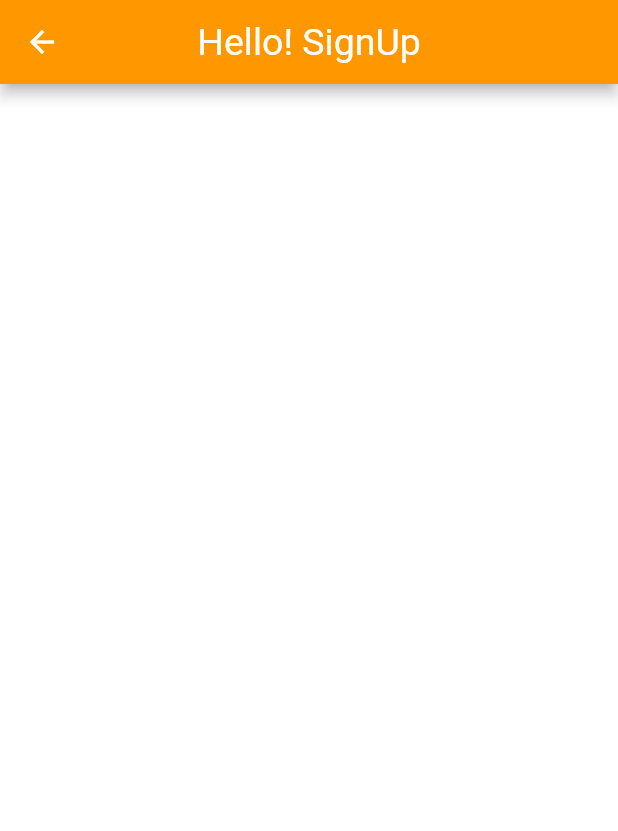
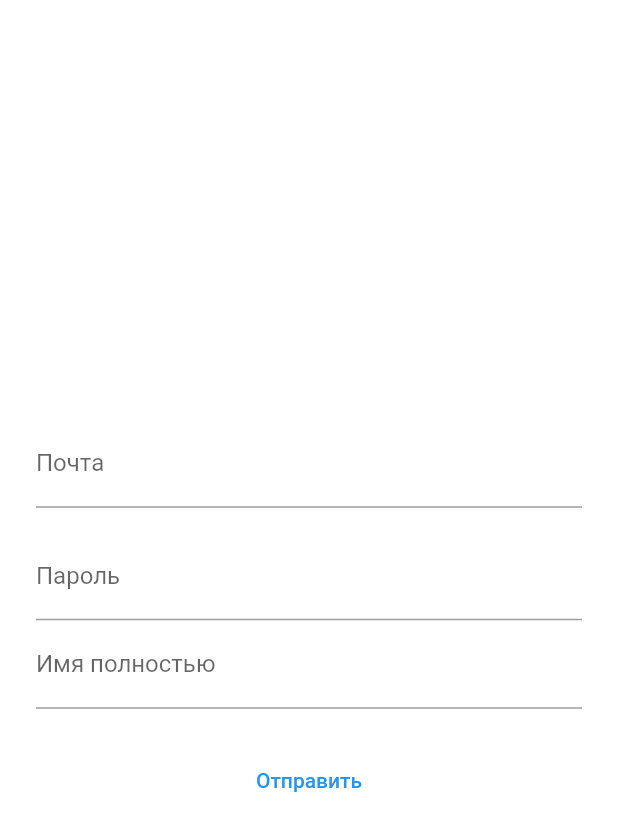
Before and after one commit to Raisin228/smart_office_hackathon_mobile_app, a Flutter app: the screen it shows after launch, after a tap on "Регистрация", on a phone screen of 412 x 824 dp. Shown: the top 831 px of the screen. Run offline on Flutter 3.47's test engine with Material 2 defaults, Android fonts, the phone set to English and light mode, and no system bars.

Commit message:
экраны авторизации и регистрации, навигация вход->In/Up->профиль + передача данных

```diff
--- a/frontend/lib/features/auth/view/sign_up_screen.dart
+++ b/frontend/lib/features/auth/view/sign_up_screen.dart
@@ -1,14 +1,64 @@
 import 'package:flutter/material.dart';
 
-class SignUpScreen extends StatelessWidget {
+class SignUpScreen extends StatefulWidget {
   const SignUpScreen({super.key});
+
+  @override
+  _SignUpScreenState createState() => _SignUpScreenState();
+}
+
+class _SignUpScreenState extends State<SignUpScreen> {
+  TextEditingController emailController = TextEditingController();
+  TextEditingController passwordController = TextEditingController();
+  TextEditingController nameController = TextEditingController();
 
   @override
   Widget build(BuildContext context) {
     return Scaffold(
-      appBar: AppBar(
-        centerTitle: true,
-        title: const Text("Hello! SignUp"),
+      body: Padding(
+        padding: const EdgeInsets.all(24.0),
+        child: Column(
+          mainAxisAlignment: MainAxisAlignment.center,
+          children: <Widget>[
+            TextFormField(
+              controller: emailController,
+              decoration: const InputDecoration(
+                labelText: 'Почта',
+              ),
+            ),
+            const SizedBox(height: 16.0),
+            TextFormField(
+              controller: passwordController,
+              decoration: const InputDecoration(
+                labelText: 'Пароль',
+              ),
+              obscureText: true,
+            ),
+            TextFormField(
+              controller: nameController,
+              decoration: const InputDecoration(
+                labelText: 'Имя полностью',
+              ),
+            ),
+
+            const SizedBox(height: 24.0),
+            TextButton(
+              child: const Text('Отправить'),
+              onPressed: () {
+                final email = emailController.text;
+                final password = passwordController.text;
+                final userName = nameController.text.split(" ");
+
+                // здесь происходит проверка на правильность пароля/логина
+                // если проверка пройдена успешно, то
+                Navigator.of(context).pushNamed("/", arguments: {
+                  "name": userName,
+                  "email": email
+                });
+              },
+            ),
+          ],
+        ),
       ),
     );
   }
--- a/frontend/lib/features/profile/view/profile_screen.dart
+++ b/frontend/lib/features/profile/view/profile_screen.dart
@@ -6,19 +6,20 @@ import '../../general_widgets/general_widgets.dart';
 class ProfileScreen extends StatelessWidget {
   const ProfileScreen({super.key});
 
-  final String firstName = "Адель";
-  final String surName = "Смирнова";
-  final String thirdName = "Александровна";
-  final String email = "example@example.com";
-  final String birthDay = "00.00.00";
+  final String birthDay = "03.07.2004";
   final String workPlace = "Company";
   final String description = "Hello!";
-  final String numPhone = "88888888888";
+  final String numPhone = "8(965) 725-71-50";
   final String position = 'manager';
   final String status = "В работе";
 
+
+
   @override
   Widget build(BuildContext context) {
+    final arguments = (ModalRoute.of(context)?.settings.arguments ?? <String, dynamic>{}) as Map;
+    final List<String> name = arguments["name"] ?? ['Иванов', 'Иван', 'Иванович'];
+    final String email = arguments["email"];
     return Scaffold(
       body: Container(
         decoration: const BoxDecoration(
@@ -42,7 +43,7 @@ class ProfileScreen extends StatelessWidget {
             SizedBox(height: getScreenSize(context).height * 0.01),
             Center(
               child: Text(
-                '$surName $firstName\n $thirdName',
+                '${name[0]} ${name[1]}\n ${name[2]}',
                 style: Theme.of(context).textTheme.bodyLarge,
               ),
             ),
--- a/frontend/lib/router/router.dart
+++ b/frontend/lib/router/router.dart
@@ -6,7 +6,7 @@ import '../features/profile/view/profile_screen.dart';
 
 final routes = {
   // профиль - корневой экран
-  "/": (context) => const ProfileScreen(),
+  "/": (context) => ProfileScreen(),
   "/auth": (context) => const AuthScreen(),
   "/signin": (context) => const SignInScreen(),
   "/signup": (context) => const SignUpScreen(),
```
Also changed, not shown: frontend/lib/features/auth/view/sign_in_screen.dart (+44 -4 lines).
